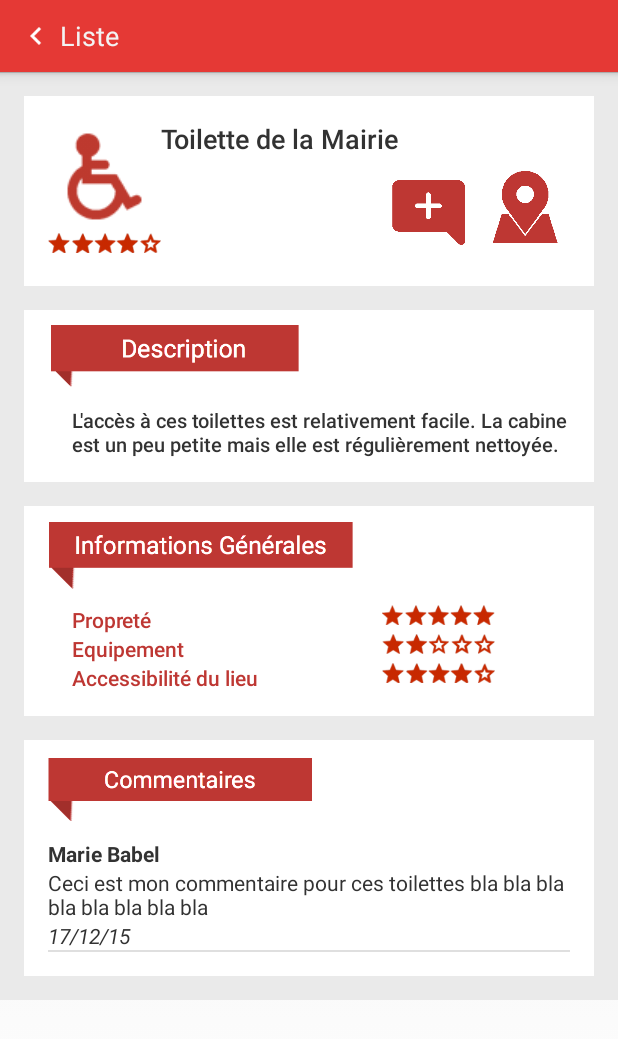
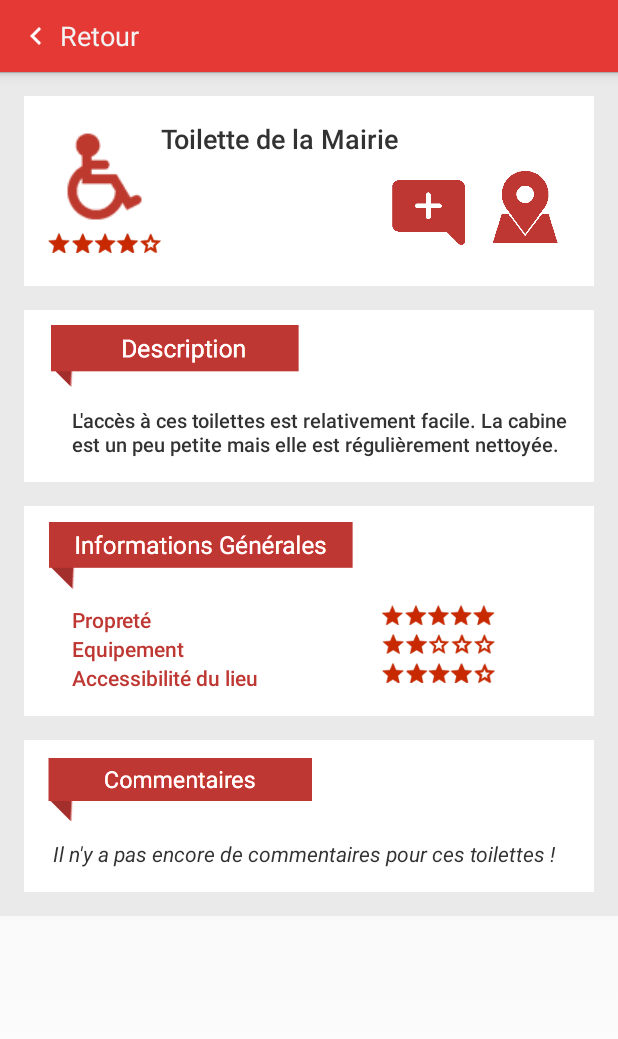
Before and after one commit to HandiPressante/HandiPressante-android, an Android app: the ToiletSheetActivity screen opened directly, with no data from a screen before it, on a phone screen of 412 x 824 dp. Shown: the top 1039 px of the screen. Run offline under Robolectric (Android 15) with nearby library versions, the phone set to English and light mode, and no system bars; libraries missing offline, so code that uses them is left out: org.osmdroid, org.osmdroid.bonuspack, org.osmdroid.util; network calls fail; 11 statements that could not run were skipped.

Commit message:
Done ToiletSheet

```diff
--- a/app/src/main/java/com/handipressante/handipressante/ToiletSheetActivity.java
+++ b/app/src/main/java/com/handipressante/handipressante/ToiletSheetActivity.java
@@ -22,6 +22,8 @@ import android.widget.ImageView;
 import android.widget.LinearLayout;
 import android.widget.TextView;
 
+import android.widget.LinearLayout.LayoutParams;
+
 import org.osmdroid.util.GeoPoint;
 
 public class ToiletSheetActivity extends FragmentActivity {
@@ -39,7 +41,7 @@ public class ToiletSheetActivity extends FragmentActivity {
         _id = id;
 
         getActionBar().setLogo(R.drawable.back_icon);
-        getActionBar().setTitle("Liste");
+        getActionBar().setTitle("Retour");
 
         fillToiletSheet(id);
 
@@ -51,7 +53,7 @@ public class ToiletSheetActivity extends FragmentActivity {
         super.onStart();
         Toilet toilet = testModel.getToilet(_id);
         GeoPoint geo = toilet.getGeo();
-        final Uri mUri = Uri.parse("geo:"+geo.getLatitude()+","+geo.getLongitude()+"?q="+geo.getLatitude()+","+geo.getLongitude());
+        final Uri mUri = Uri.parse("geo:" + geo.getLatitude() + "," + geo.getLongitude() + "?q=" + geo.getLatitude() + "," + geo.getLongitude());
         //Listener that opens Maps when tou click on Itinerary button
         findViewById(R.id.map_button).setOnClickListener(new View.OnClickListener() {
             @Override
@@ -242,11 +244,12 @@ public class ToiletSheetActivity extends FragmentActivity {
 
     public void addComment(Sheet sheetDownload){
         LinearLayout container = (LinearLayout) findViewById(R.id.comment_bubble);
+        boolean comment = false;
 
+        if (comment) {
             // Create LinearLayout
             LinearLayout comment_layout = new LinearLayout(this);
             comment_layout.setOrientation(LinearLayout.VERTICAL);
-
             container.addView(comment_layout);
 
 
@@ -275,5 +278,19 @@ public class ToiletSheetActivity extends FragmentActivity {
             separator.setBackgroundColor(Color.parseColor("#dfdfdf"));
             comment_layout.addView(separator);
 
+        }else{
+            // Create LinearLayout
+            LinearLayout comment_layout = new LinearLayout(this);
+            comment_layout.setOrientation(LinearLayout.VERTICAL);
+            container.addView(comment_layout);
+
+
+            // Create TextView for name
+            TextView no_comment = new TextView(this);
+            no_comment.setText(" Il n'y a pas encore de commentaires pour ces toilettes !");
+            no_comment.setTypeface(null, Typeface.ITALIC);
+            comment_layout.addView(no_comment);
+        }
+
     }
 }
--- a/app/src/main/res/layout/activity_toilet_sheet.xml
+++ b/app/src/main/res/layout/activity_toilet_sheet.xml
@@ -290,7 +290,7 @@
                 android:layout_height="wrap_content"
                 android:orientation="vertical">
 
-                <!-- Block for one comment-->
+                <!-- IMPORTANT : LOOK OF THE COMMENT BUBBLE -->
                 <!--<LinearLayout
                     android:id="@+id/one_comment_block"
                     android:layout_width="fill_parent"
```
Lines whose indentation alone changed are shown as unchanged.
